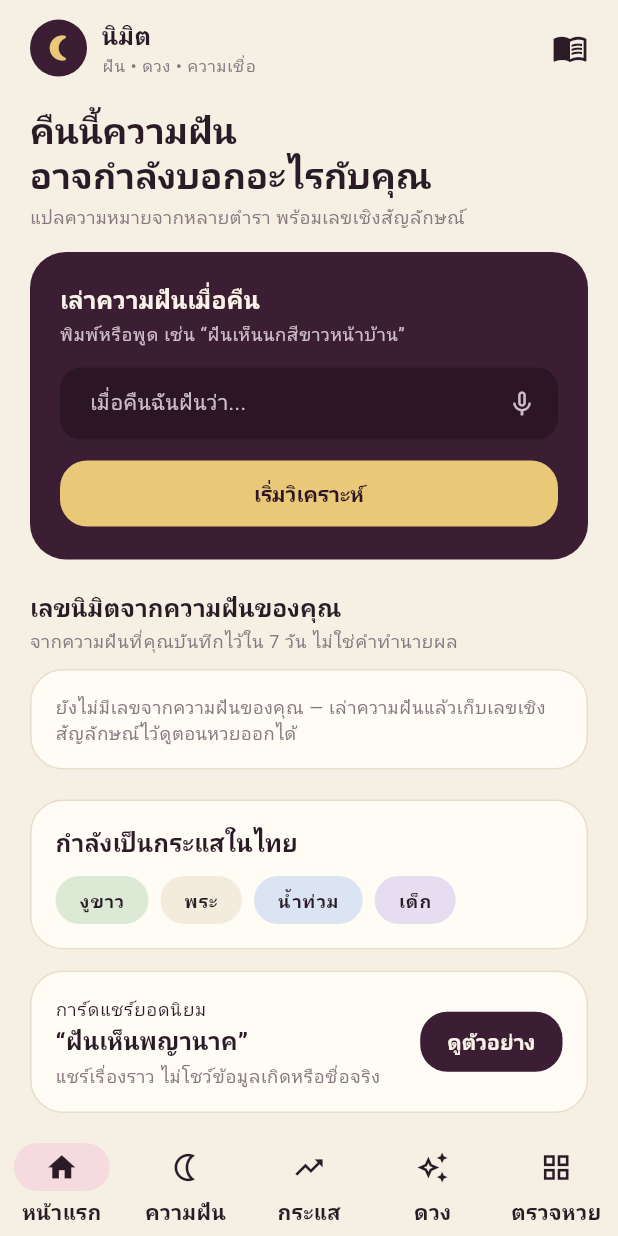
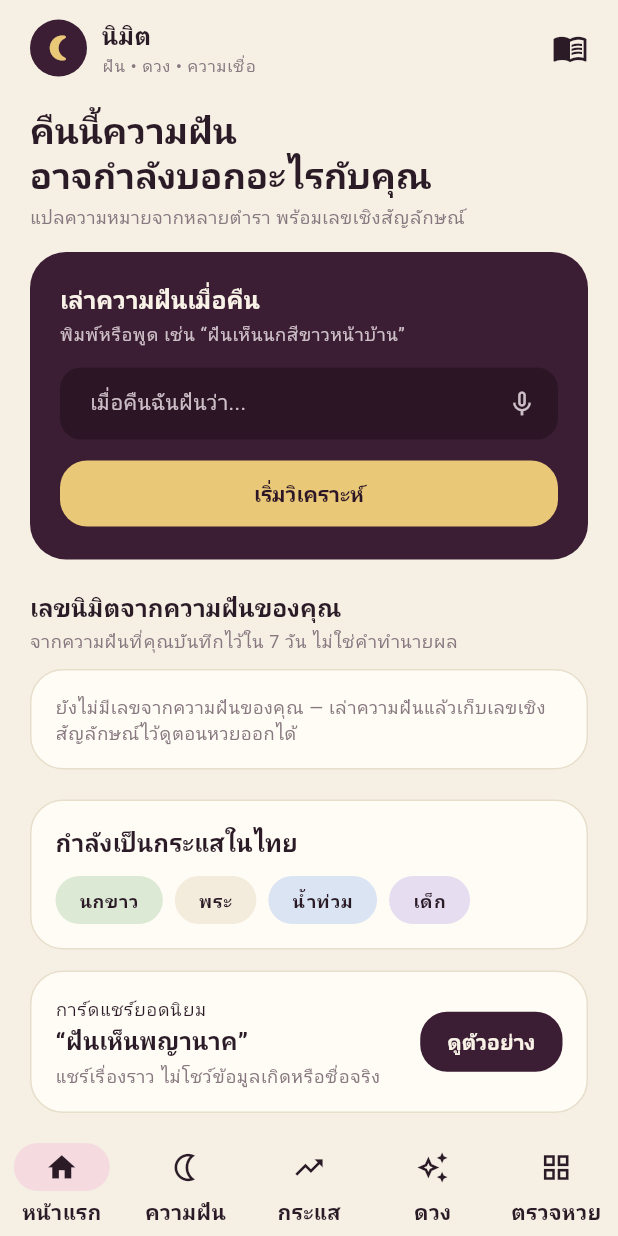
Before and after one commit to cheetahokok-sudo/Nimit, a Flutter app: the screen it shows after launch, on a phone screen of 412 x 824 dp. Run offline on Flutter 3.47's test engine with Material 3 defaults, Android fonts, the phone set to English and light mode, and no system bars; our stand-ins replace flutter_riverpod, go_router, google_fonts, shared_preferences.

Commit message:
Retire the งู mockups: every sample dream is now นกขาว
Completes a change asked for earlier and only half done. The trend chip, the
mock trends payload, the model doc comments and every test fixture still carried
งูขาว / งูสีขาว; the reason for moving away from snakes applies to all of them
equally — sample content is fed to everyone, and a snake is unwelcome to enough
users that it should not be the face of the product.

Swapped: MockTrendsRepository.hotSymbol, the home _TrendChip, DreamAnalysis and
DreamEntry fixtures in models_test, the journal fixture in
local_repositories_test, the widget smoke test's typed dream, and the doc
comments on DreamEntry.headlineTh and TrendsData.

Two of those would have broken the suite if missed — a slug assertion still
expecting 'snake' and a headline assertion still expecting 'งูสีขาว'. Caught
because the swap was verified by running the tests, not by grepping.

106 tests passing, analyzer clean.

ON THE LOOP BEING COMPLETE — it is not, and this commit does not pretend
otherwise. "ฝันเห็นนกสีขาวหน้าบ้าน" returns two sourced interpretations and NO
numbers, because ฝันพยากรณ์ numbers specific birds (นกยูง 04/65, นกกระเรียน
08/57, หงส์ 02/53 …) and has no entry for นก in general. Attaching a specific
bird's numbers to the generic symbol is exactly the bug fixed a few commits ago,
so the honest state is that the interpretation half works and the number half
waits on a source.

Co-Authored-By: Claude Opus 5 <noreply@anthropic.com>

```diff
--- a/app/lib/data/mock/mock_repositories.dart
+++ b/app/lib/data/mock/mock_repositories.dart
@@ -7,7 +7,7 @@ import '../models/trends.dart';
 import '../repositories/repositories.dart';
 
 /// Seeded with the exact content of the v2 UI board so the scaffold demos
-/// the real product story (white-snake dream) end to end.
+/// the real product story (white-bird dream) end to end.
 
 const _latency = Duration(milliseconds: 450);
 
@@ -66,7 +66,7 @@ class MockTrendsRepository implements TrendsRepository {
     await Future<void>.delayed(_latency);
     return const TrendsData(
       hotSymbol: TrendingSymbol(
-        nameTh: 'งูขาว',
+        nameTh: 'นกขาว',
         changePercent: 38,
         noteTh: 'ข้อมูลจากโพสต์สาธารณะและการค้นหาในแอป',
       ),
--- a/app/lib/data/models/dream.dart
+++ b/app/lib/data/models/dream.dart
@@ -115,7 +115,7 @@ class DreamAnalysis {
     required this.sourceCount,
   });
 
-  final String headlineTh; // e.g. "งูสีขาว • หน้าบ้าน • ฝนเบา"
+  final String headlineTh; // e.g. "นกสีขาว • หน้าบ้าน • ฝนเบา"
   final String themeTh; // e.g. "การเปลี่ยนแปลงที่เข้ามาอย่างสงบ"
   final List<DreamSymbol> symbols;
   final List<SymbolInterpretation> interpretations;
--- a/app/lib/data/models/trends.dart
+++ b/app/lib/data/models/trends.dart
@@ -1,4 +1,4 @@
-/// Trending symbol banner data (e.g. "งูขาว" +38% today).
+/// Trending symbol banner data (e.g. "นกขาว" +38% today).
 class TrendingSymbol {
   const TrendingSymbol({
     required this.nameTh,
--- a/app/lib/features/home/home_screen.dart
+++ b/app/lib/features/home/home_screen.dart
@@ -182,7 +182,7 @@ class _HomeScreenState extends ConsumerState<HomeScreen> {
                 spacing: 8,
                 runSpacing: 8,
                 children: const [
-                  _TrendChip('งูขาว', NimitColors.pastelGreen),
+                  _TrendChip('นกขาว', NimitColors.pastelGreen),
                   _TrendChip('พระ', NimitColors.pastelCream),
                   _TrendChip('น้ำท่วม', NimitColors.pastelBlue),
                   _TrendChip('เด็ก', NimitColors.pastelLavender),
```
Also changed, not shown: 3 other files.
